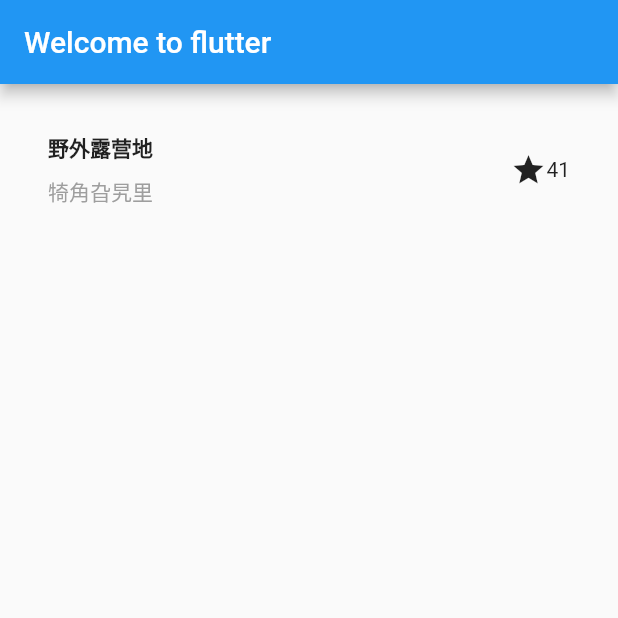
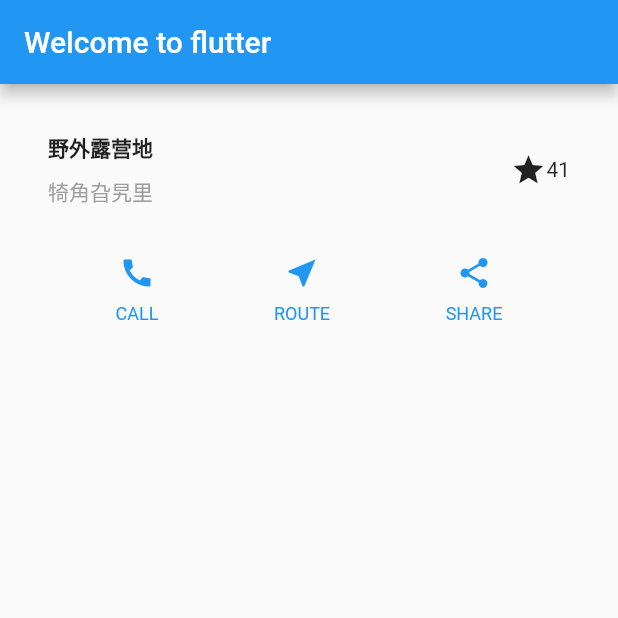
Before and after one commit to xiaojieonly/MyFirstFlutterApp, a Flutter app: the screen it shows after launch, on a phone screen of 412 x 824 dp, the top half of it. Run offline on Flutter 3.47's test engine with Material 2 defaults, Android fonts, the phone set to English and light mode, and no system bars.

```diff
--- a/lib/main.dart
+++ b/lib/main.dart
@@ -3,12 +3,24 @@ import 'package:flutter/material.dart';
 
 void main() => runApp(new MyApp());
 
-Color iconColor = Colors.deepPurple;
-
 class MyApp extends StatelessWidget{
 
   @override
   Widget build(BuildContext context) {
+
+    Color color = Theme.of(context).primaryColor;
+    Widget buttonSection = Container(
+      child: Row(
+        mainAxisAlignment: MainAxisAlignment.spaceEvenly,
+        children: [
+          buildButtonColumn(color, Icons.call, 'CALL'),
+          buildButtonColumn(color, Icons.near_me, 'ROUTE'),
+          buildButtonColumn(color, Icons.share, 'SHARE'),
+        ],
+      ),
+    );
+
+
     return new MaterialApp(
       title: 'hello flutter',
       home: new Scaffold(
@@ -21,7 +33,7 @@ class MyApp extends StatelessWidget{
         body: new Column(
           children: [
             titleSection,
-            // buttonSection
+            buttonSection
           ],
         ),
       ),
@@ -67,16 +79,8 @@ class MyApp extends StatelessWidget{
   );
 
 
-  Widget buttonSection = Container(
-    child: Row(
-      mainAxisAlignment: MainAxisAlignment.spaceEvenly,
-      children: [
-        buildButtonColumn(iconColor, Icons.call, 'CALL'),
-        buildButtonColumn(iconColor, Icons.near_me, 'ROUTE'),
-        buildButtonColumn(iconColor, Icons.share, 'SHARE'),
-      ],
-    ),
-  );
+
+
 
   //按钮生成函数
   static Column buildButtonColumn(Color Tcolor,IconData iconData,String labelString){
```
Also changed, not shown: 1 other file.
